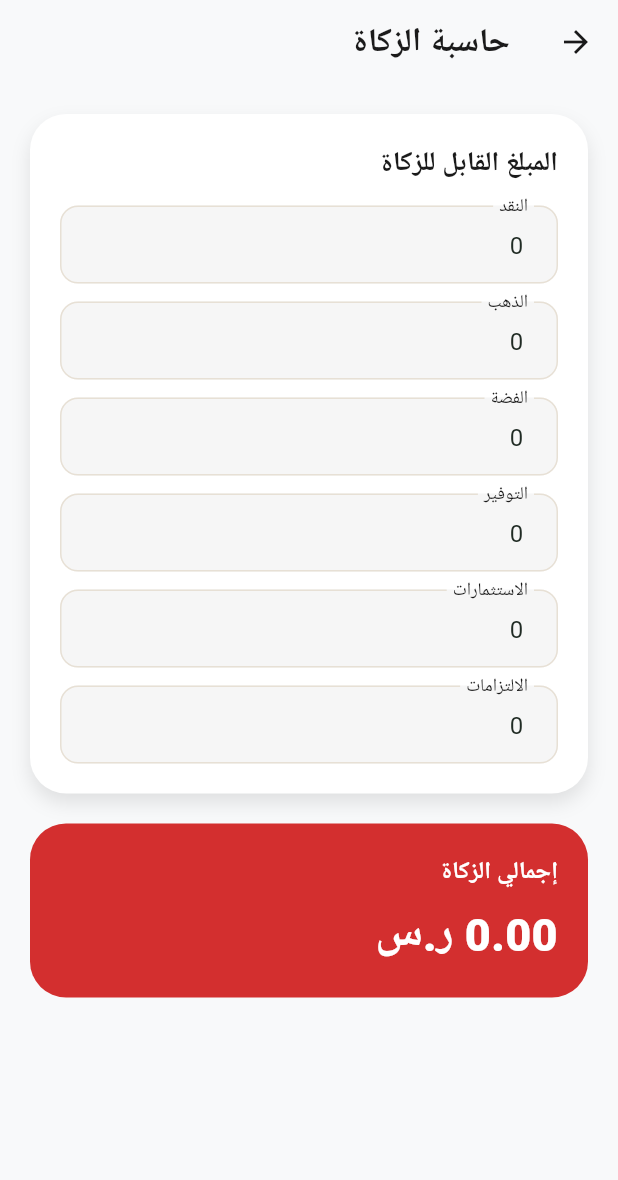
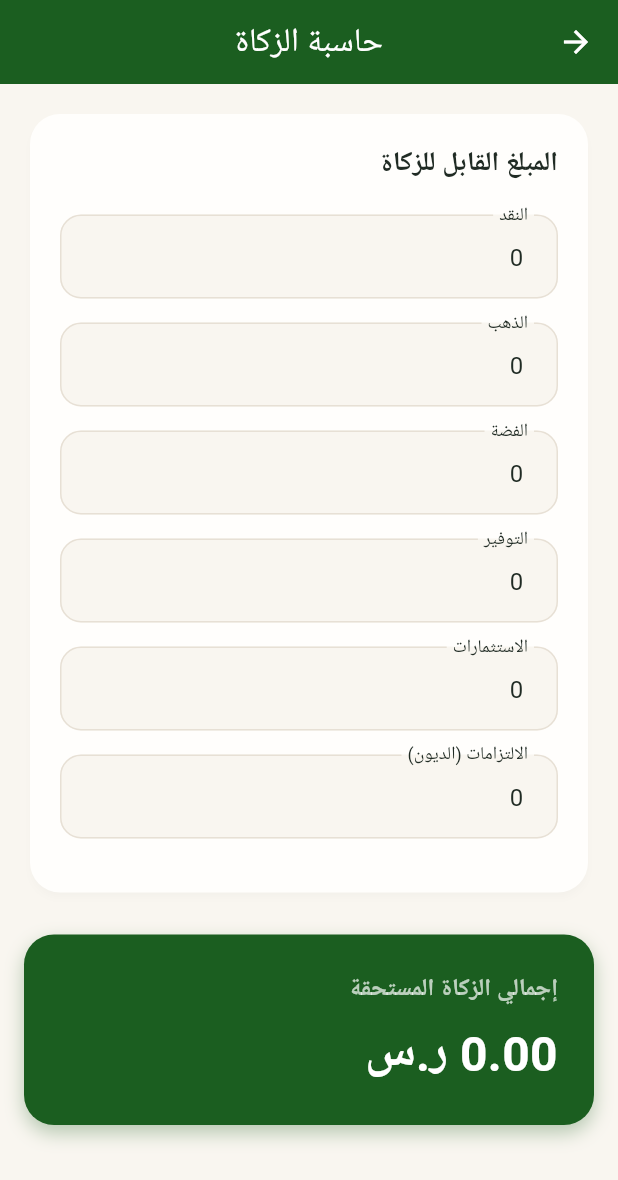
Before and after one commit to mhrosye-oss/Byian, a Flutter app: the ZakatCalculatorScreen screen opened directly, on a phone screen of 412 x 824 dp. Shown: the top 1180 px of the screen. Run offline on Flutter 3.47's test engine with Material 3 defaults, Android fonts, the phone set to English and light mode, and no system bars; our stand-ins replace adhan, dio, flutter_compass, flutter_local_notifications, flutter_riverpod, flutter_timezone and 8 more; missing offline and left inert: record; accounts and stored records are empty; Roboto replaces fonts that are missing (Tajawal).

```diff
--- a/lib/features/home/home_screen.dart
+++ b/lib/features/home/home_screen.dart
@@ -123,7 +123,7 @@ class HomeScreen extends StatelessWidget {
         ])),
         Builder(builder: (context) => IconButton.filledTonal(
           tooltip: 'القائمة', onPressed: () => Scaffold.of(context).openDrawer(),
-          style: IconButton.styleFrom(backgroundColor: ItqanColors.surface, foregroundColor: ItqanColors.emerald),
+          style: IconButton.styleFrom(backgroundColor: Theme.of(context).cardColor, foregroundColor: ItqanColors.emerald),
           icon: const Icon(Icons.menu_rounded))),
       ]);
 
@@ -178,8 +178,8 @@ class HomeScreen extends StatelessWidget {
       avatar: Icon(service.icon, size: 17, color: ItqanColors.emerald),
       label: Text(service.title),
       labelStyle: TextStyle(color: Theme.of(context).textTheme.bodyLarge?.color ?? Colors.black, fontSize: 12, fontWeight: FontWeight.w600),
-      backgroundColor: ItqanColors.surface,
-      side: const BorderSide(color: ItqanColors.border),
+      backgroundColor: Theme.of(context).cardColor,
+      side: BorderSide(color: Theme.of(context).dividerColor),
       shape: RoundedRectangleBorder(borderRadius: BorderRadius.circular(18)),
     )).toList());
   }
--- a/lib/features/zakat/screens/zakat_calculator_screen.dart
+++ b/lib/features/zakat/screens/zakat_calculator_screen.dart
@@ -8,13 +8,22 @@ class ZakatInput {
   final double investments;
   final double liabilities;
 
-  const ZakatInput({required this.cash, required this.gold, required this.silver, required this.savings, required this.investments, required this.liabilities});
+  const ZakatInput({
+    required this.cash,
+    required this.gold,
+    required this.silver,
+    required this.savings,
+    required this.investments,
+    required this.liabilities,
+  });
+
   double get totalAssets => cash + gold + silver + savings + investments - liabilities;
   double get zakatDue => totalAssets > 0 ? totalAssets * 0.025 : 0;
 }
 
 class ZakatCalculatorScreen extends StatefulWidget {
   const ZakatCalculatorScreen({super.key});
+
   @override
   State<ZakatCalculatorScreen> createState() => _ZakatCalculatorScreenState();
 }
@@ -29,54 +38,95 @@ class _ZakatCalculatorScreenState extends State<ZakatCalculatorScreen> {
 
   @override
   void dispose() {
-    _cashController.dispose(); _goldController.dispose(); _silverController.dispose();
-    _savingsController.dispose(); _investmentsController.dispose(); _liabilitiesController.dispose();
+    _cashController.dispose();
+    _goldController.dispose();
+    _silverController.dispose();
+    _savingsController.dispose();
+    _investmentsController.dispose();
+    _liabilitiesController.dispose();
     super.dispose();
   }
 
   @override
   Widget build(BuildContext context) {
+    final theme = Theme.of(context);
     final input = ZakatInput(
-      cash: double.tryParse(_cashController.text) ?? 0, gold: double.tryParse(_goldController.text) ?? 0,
-      silver: double.tryParse(_silverController.text) ?? 0, savings: double.tryParse(_savingsController.text) ?? 0,
-      investments: double.tryParse(_investmentsController.text) ?? 0, liabilities: double.tryParse(_liabilitiesController.text) ?? 0,
+      cash: double.tryParse(_cashController.text) ?? 0,
+      gold: double.tryParse(_goldController.text) ?? 0,
+      silver: double.tryParse(_silverController.text) ?? 0,
+      savings: double.tryParse(_savingsController.text) ?? 0,
+      investments: double.tryParse(_investmentsController.text) ?? 0,
+      liabilities: double.tryParse(_liabilitiesController.text) ?? 0,
     );
 
     return Scaffold(
-      backgroundColor: const Color(0xFFF8F9FA),
-      appBar: AppBar(title: const Text('حاسبة الزكاة', style: TextStyle(color: Color(0xFF1A1A1A), fontWeight: FontWeight.w700, fontSize: 22), textDirection: TextDirection.rtl), backgroundColor: Colors.transparent, elevation: 0, iconTheme: const IconThemeData(color: Color(0xFF1A1A1A))),
+      backgroundColor: theme.scaffoldBackgroundColor,
+      appBar: AppBar(
+        title: const Text('حاسبة الزكاة', style: TextStyle(color: Colors.white)),
+        centerTitle: true,
+        backgroundColor: const Color(0xFF1B5E20),
+        iconTheme: const IconThemeData(color: Colors.white),
+      ),
       body: SingleChildScrollView(
-        padding: const EdgeInsets.all(20),
+        padding: const EdgeInsets.all(16.0),
         child: Column(
           crossAxisAlignment: CrossAxisAlignment.start,
           children: [
-            Container(
-              width: double.infinity, padding: const EdgeInsets.all(20),
-              decoration: BoxDecoration(color: Colors.white, borderRadius: BorderRadius.circular(24), boxShadow: const [BoxShadow(color: Color(0x1A000000), blurRadius: 10, offset: Offset(0, 6))]),
+            Card(
+              color: theme.cardColor,
+              elevation: 2,
+              shape: RoundedRectangleBorder(borderRadius: BorderRadius.circular(20)),
+              child: Padding(
+                padding: const EdgeInsets.all(20.0),
                 child: Column(
                   crossAxisAlignment: CrossAxisAlignment.start,
                   children: [
-                  const Text('المبلغ القابل للزكاة', style: TextStyle(fontSize: 18, fontWeight: FontWeight.w700, color: Color(0xFF1A1A1A)), textDirection: TextDirection.rtl),
-                  const SizedBox(height: 14),
-                  _buildField('النقد', _cashController), const SizedBox(height: 12),
-                  _buildField('الذهب', _goldController), const SizedBox(height: 12),
-                  _buildField('الفضة', _silverController), const SizedBox(height: 12),
-                  _buildField('التوفير', _savingsController), const SizedBox(height: 12),
-                  _buildField('الاستثمارات', _investmentsController), const SizedBox(height: 12),
-                  _buildField('الالتزامات', _liabilitiesController),
+                    Text(
+                      'المبلغ القابل للزكاة',
+                      style: TextStyle(
+                        fontSize: 18,
+                        fontWeight: FontWeight.bold,
+                        color: theme.textTheme.bodyLarge?.color,
+                      ),
+                    ),
+                    const SizedBox(height: 20),
+                    _buildField('النقد', _cashController, theme),
+                    _buildField('الذهب', _goldController, theme),
+                    _buildField('الفضة', _silverController, theme),
+                    _buildField('التوفير', _savingsController, theme),
+                    _buildField('الاستثمارات', _investmentsController, theme),
+                    _buildField('الالتزامات (الديون)', _liabilitiesController, theme),
                   ],
                 ),
               ),
-            const SizedBox(height: 20),
+            ),
+            const SizedBox(height: 24),
             Container(
-              width: double.infinity, padding: const EdgeInsets.all(20),
-              decoration: BoxDecoration(color: const Color(0xFFD32F2F), borderRadius: BorderRadius.circular(24)),
+              width: double.infinity,
+              padding: const EdgeInsets.all(24),
+              decoration: BoxDecoration(
+                color: const Color(0xFF1B5E20), // اللون الأخضر للتطبيق
+                borderRadius: BorderRadius.circular(20),
+                boxShadow: [
+                  BoxShadow(
+                    color: const Color(0xFF1B5E20).withOpacity(0.3),
+                    blurRadius: 10,
+                    offset: const Offset(0, 5),
+                  ),
+                ],
+              ),
               child: Column(
                 crossAxisAlignment: CrossAxisAlignment.start,
                 children: [
-                  const Text('إجمالي الزكاة', style: TextStyle(fontSize: 16, fontWeight: FontWeight.w700, color: Colors.white), textDirection: TextDirection.rtl),
+                  const Text(
+                    'إجمالي الزكاة المستحقة',
+                    style: TextStyle(fontSize: 16, fontWeight: FontWeight.w600, color: Colors.white70),
+                  ),
                   const SizedBox(height: 8),
-                  Text('${input.zakatDue.toStringAsFixed(2)} ر.س', style: const TextStyle(fontSize: 30, fontWeight: FontWeight.w800, color: Colors.white), textDirection: TextDirection.rtl),
+                  Text(
+                    '${input.zakatDue.toStringAsFixed(2)} ر.س',
+                    style: const TextStyle(fontSize: 32, fontWeight: FontWeight.bold, color: Colors.white),
+                  ),
                 ],
               ),
             ),
@@ -86,10 +136,32 @@ class _ZakatCalculatorScreenState extends State<ZakatCalculatorScreen> {
     );
   }
 
-  Widget _buildField(String label, TextEditingController controller) {
-    return TextField(
-      controller: controller, keyboardType: const TextInputType.numberWithOptions(decimal: true), textDirection: TextDirection.rtl,
-      decoration: InputDecoration(labelText: label, labelStyle: const TextStyle(color: Color(0xFF1A1A1A)), filled: true, fillColor: const Color(0xFF1A1A1A).withOpacity(0.04), border: OutlineInputBorder(borderRadius: BorderRadius.circular(14), borderSide: BorderSide.none)),
+  Widget _buildField(String label, TextEditingController controller, ThemeData theme) {
+    return Padding(
+      padding: const EdgeInsets.only(bottom: 16.0),
+      child: TextField(
+        controller: controller,
+        keyboardType: const TextInputType.numberWithOptions(decimal: true),
+        textDirection: TextDirection.rtl,
+        style: TextStyle(color: theme.textTheme.bodyLarge?.color, fontSize: 16),
+        onChanged: (value) => setState(() {}), // لتحديث الحساب فوراً
+        decoration: InputDecoration(
+          labelText: label,
+          labelStyle: TextStyle(color: theme.textTheme.bodyMedium?.color),
+          floatingLabelBehavior: FloatingLabelBehavior.always,
+          filled: true,
+          fillColor: theme.scaffoldBackgroundColor,
+          contentPadding: const EdgeInsets.symmetric(horizontal: 16, vertical: 16),
+          enabledBorder: OutlineInputBorder(
+            borderRadius: BorderRadius.circular(14),
+            borderSide: BorderSide(color: theme.dividerColor),
+          ),
+          focusedBorder: OutlineInputBorder(
+            borderRadius: BorderRadius.circular(14),
+            borderSide: const BorderSide(color: Color(0xFF1B5E20), width: 2),
+          ),
+        ),
+      ),
     );
   }
 }
--- a/pubspec.yaml
+++ b/pubspec.yaml
@@ -7,6 +7,7 @@ environment:
   sdk: '>=3.0.0 <4.0.0'
 
 dependencies:
+  http: ^1.2.0
   flutter:
     sdk: flutter
   flutter_localizations:
@@ -48,6 +49,7 @@ dependency_overrides:
   record: 5.0.4
 
 dev_dependencies:
+  http: ^1.2.0
   flutter_test:
     sdk: flutter
   integration_test:
```
Also changed, not shown: lib/features/khatmah/screens/group_khatmah_screen.dart (added, +327 -0 lines), lib/features/mushaf/premium_mushaf_reader.dart (added, +175 -0 lines). Lines whose indentation alone changed are shown as unchanged.
